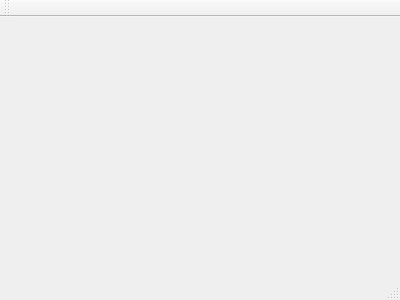
Old version of the form zerrose/mainwindow.ui in the repository isenegar/zerrose.
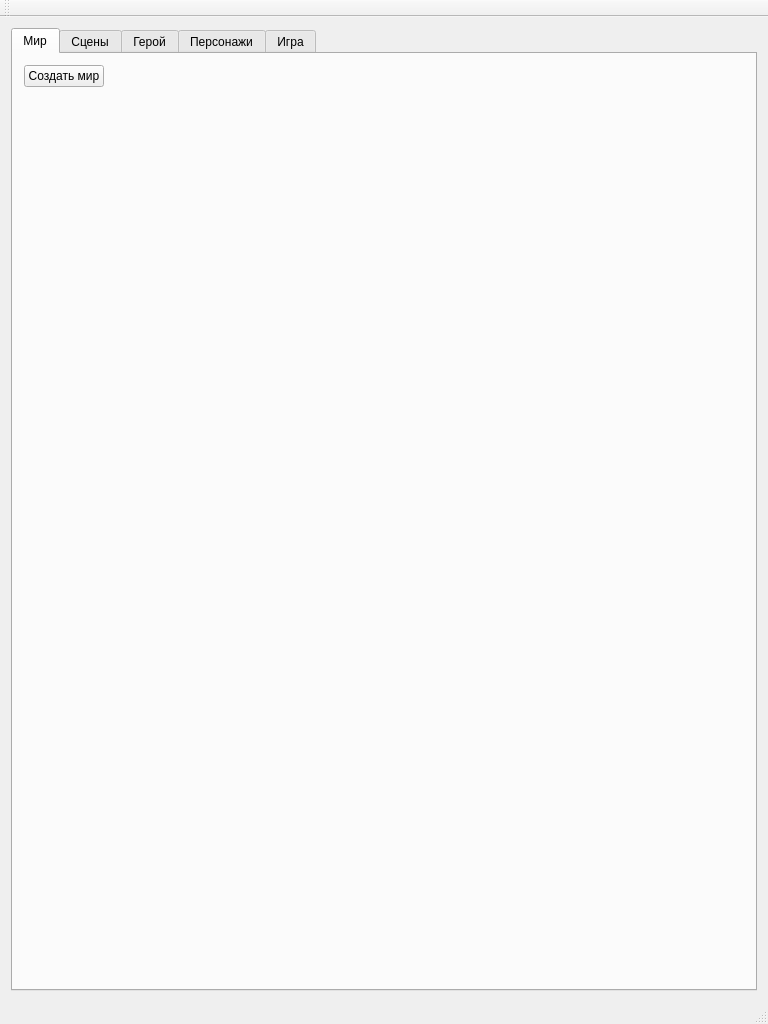
New version of the form.

The edit to the form file:
```diff
--- a/zerrose/mainwindow.ui
+++ b/zerrose/mainwindow.ui
@@ -1,24 +1,117 @@
 <ui version="4.0">
  <class>MainWindow</class>
- <widget class="QMainWindow" name="MainWindow" >
-  <property name="geometry" >
+ <widget class="QMainWindow" name="MainWindow">
+  <property name="geometry">
    <rect>
     <x>0</x>
     <y>0</y>
-    <width>400</width>
-    <height>300</height>
+    <width>768</width>
+    <height>1024</height>
    </rect>
   </property>
   <property name="windowTitle" >
    <string>MainWindow</string>
   </property>
-  <widget class="QMenuBar" name="menuBar" />
-  <widget class="QToolBar" name="mainToolBar" />
-  <widget class="QWidget" name="centralWidget" />
-  <widget class="QStatusBar" name="statusBar" />
+  <widget class="QWidget" name="centralWidget">
+   <layout class="QGridLayout" name="gridLayout_2">
+    <item row="0" column="0">
+     <layout class="QGridLayout" name="gridLayout">
+      <item row="0" column="0">
+       <widget class="QTabWidget" name="tabWidget">
+        <property name="currentIndex">
+         <number>0</number>
+        </property>
+        <widget class="QWidget" name="tab_world">
+         <attribute name="title">
+          <string>Мир</string>
+         </attribute>
+         <layout class="QGridLayout" name="gridLayout_4">
+          <item row="0" column="0">
+           <layout class="QGridLayout" name="gridLayout_3">
+            <item row="1" column="1">
+             <spacer name="horizontalSpacer">
+              <property name="orientation">
+               <enum>Qt::Horizontal</enum>
+              </property>
+              <property name="sizeHint" stdset="0">
+               <size>
+                <width>40</width>
+                <height>20</height>
+               </size>
+              </property>
+             </spacer>
+            </item>
+            <item row="3" column="0">
+             <spacer name="verticalSpacer">
+              <property name="orientation">
+               <enum>Qt::Vertical</enum>
+              </property>
+              <property name="sizeHint" stdset="0">
+               <size>
+                <width>20</width>
+                <height>40</height>
+               </size>
+              </property>
+             </spacer>
+            </item>
+            <item row="1" column="0">
+             <widget class="QPushButton" name="pushButtonCreateWorld">
+              <property name="text">
+               <string>Создать мир</string>
+              </property>
+             </widget>
+            </item>
+           </layout>
+          </item>
+         </layout>
+        </widget>
+        <widget class="QWidget" name="tab_scenes">
+         <attribute name="title">
+          <string>Сцены</string>
+         </attribute>
+        </widget>
+        <widget class="QWidget" name="tab_PC">
+         <attribute name="title">
+          <string>Герой</string>
+         </attribute>
+        </widget>
+        <widget class="QWidget" name="tab_NPC">
+         <attribute name="title">
+          <string>Персонажи</string>
+         </attribute>
+        </widget>
+        <widget class="QWidget" name="tab_game">
+         <attribute name="title">
+          <string>Игра</string>
+         </attribute>
+        </widget>
+       </widget>
+      </item>
+     </layout>
+    </item>
+   </layout>
+  </widget>
+  <widget class="QMenuBar" name="menuBar">
+   <property name="geometry">
+    <rect>
+     <x>0</x>
+     <y>0</y>
+     <width>768</width>
+     <height>25</height>
+    </rect>
+   </property>
+  </widget>
+  <widget class="QToolBar" name="mainToolBar">
+   <attribute name="toolBarArea">
+    <enum>TopToolBarArea</enum>
+   </attribute>
+   <attribute name="toolBarBreak">
+    <bool>false</bool>
+   </attribute>
+  </widget>
+  <widget class="QStatusBar" name="statusBar"/>
  </widget>
- <layoutDefault spacing="6" margin="11" />
- <pixmapfunction></pixmapfunction>
+ <layoutdefault spacing="6" margin="11"/>
  <resources/>
  <connections/>
 </ui>
```
Left out of the diff: 5 changed lines with no effect on the pictures.
